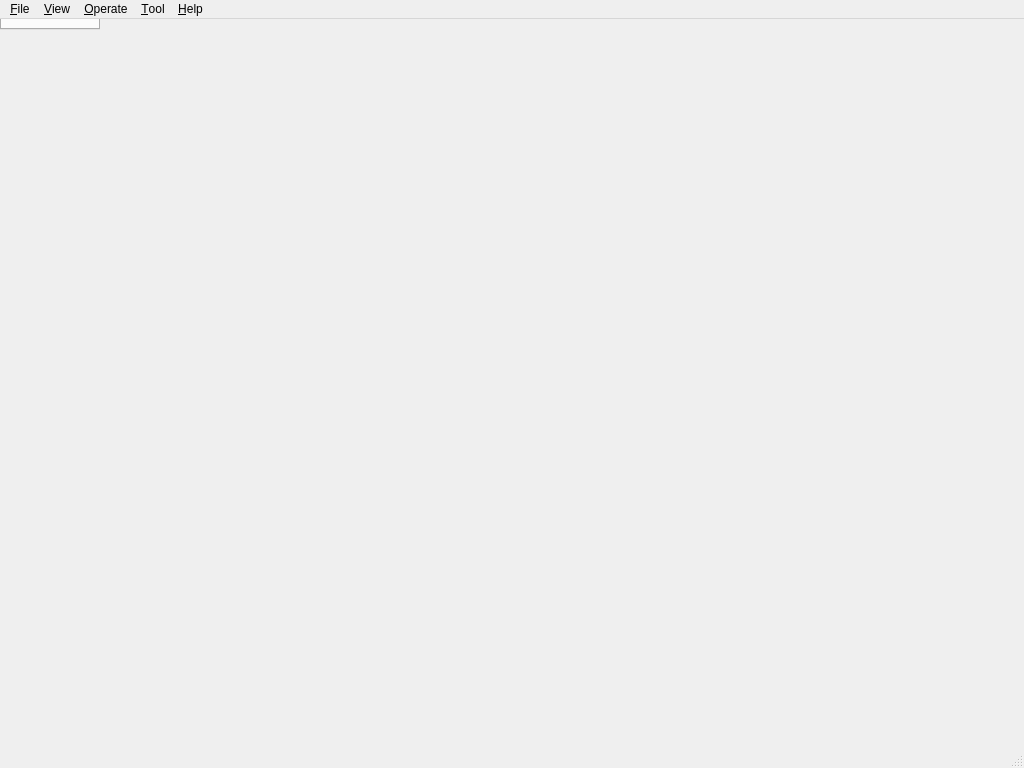
Old version of the form source/wnd/mainwindow.ui in the repository ww4u/mct-t4.
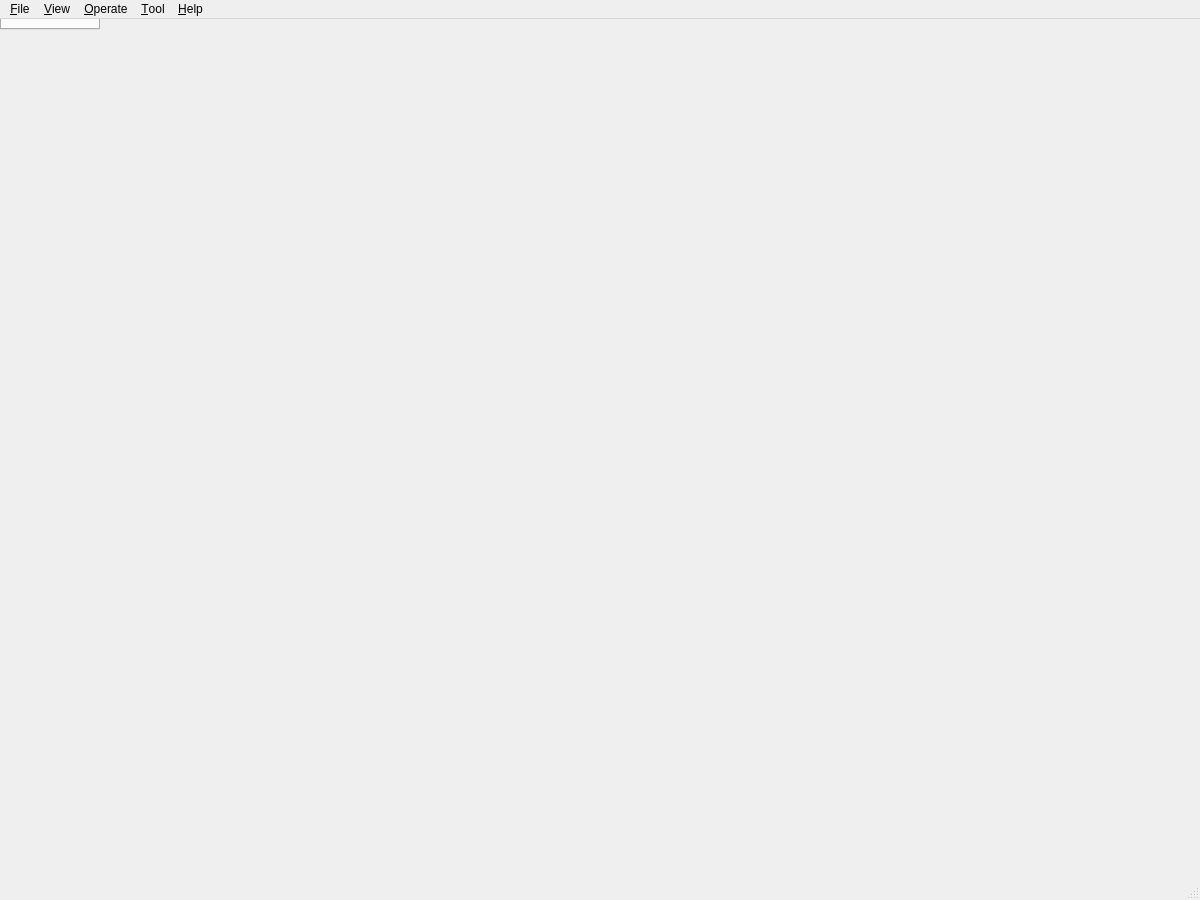
New version of the form. Icons and pictures are not drawn.

What changed in the file:
```diff
--- a/source/wnd/mainwindow.ui
+++ b/source/wnd/mainwindow.ui
@@ -9,16 +9,22 @@
    <rect>
     <x>0</x>
     <y>0</y>
-    <width>1024</width>
-    <height>768</height>
+    <width>1200</width>
+    <height>900</height>
    </rect>
   </property>
   <property name="sizePolicy">
-   <sizepolicy hsizetype="Expanding" vsizetype="Expanding">
+   <sizepolicy hsizetype="Preferred" vsizetype="Preferred">
     <horstretch>0</horstretch>
     <verstretch>0</verstretch>
    </sizepolicy>
   </property>
+  <property name="minimumSize">
+   <size>
+    <width>1024</width>
+    <height>768</height>
+   </size>
+  </property>
   <property name="windowTitle">
    <string>MEGAROBO</string>
   </property>
@@ -32,7 +38,7 @@
     <rect>
      <x>0</x>
      <y>0</y>
-     <width>1024</width>
+     <width>1200</width>
      <height>23</height>
     </rect>
    </property>
```
